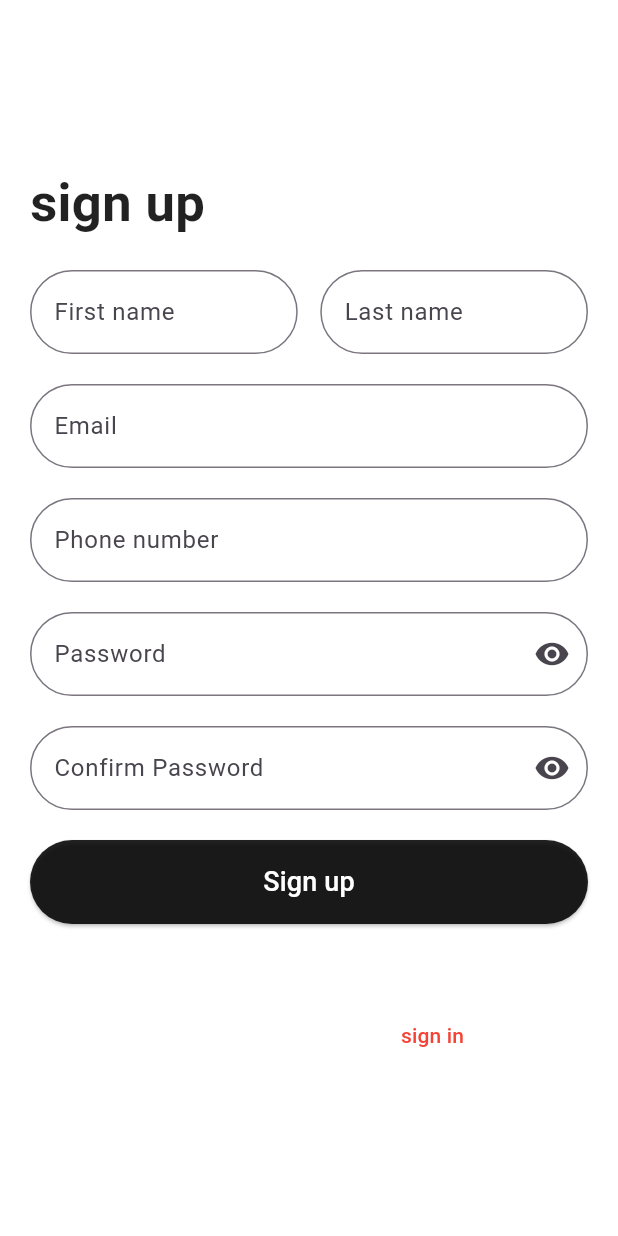
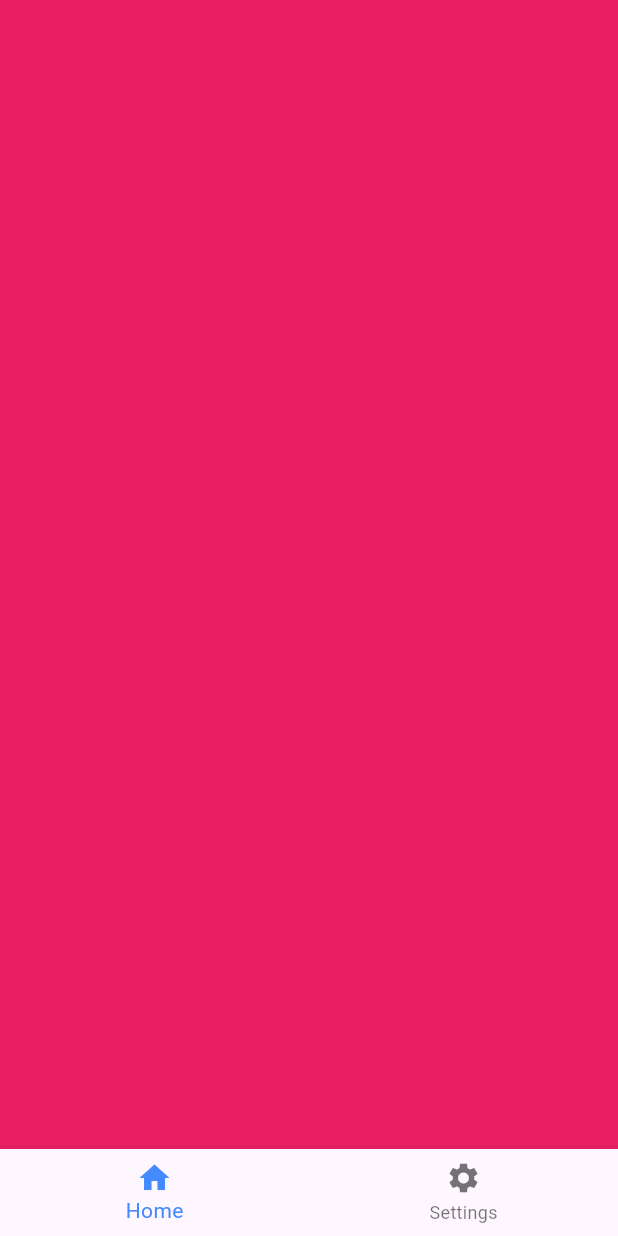
Before and after one commit to Abin-Eldhose/git_colab, a Flutter app: the screen it shows after launch, on a phone screen of 412 x 824 dp. Run offline on Flutter 3.47's test engine with Material 3 defaults, Android fonts, the phone set to English and light mode, and no system bars.

Commit message:
add bottum navbar

```diff
--- /dev/null
+++ b/lib/bottom_nav_bar.dart
@@ -0,0 +1,39 @@
+import 'package:flutter/material.dart';
+import 'package:git_colab/pages/home_page.dart';
+import 'package:git_colab/pages/settings_page.dart';
+
+class BottomNavBar extends StatefulWidget {
+  const BottomNavBar({super.key});
+
+  @override
+  State<BottomNavBar> createState() => _BottomNavBarState();
+}
+
+class _BottomNavBarState extends State<BottomNavBar> {
+  int selectedindex = 0;
+
+  List<Widget> pages = [
+    const HomePage(),
+    const SettingsPage(),
+  ];
+  @override
+  Widget build(BuildContext context) {
+    return Scaffold(
+      body: pages[selectedindex],
+      bottomNavigationBar: BottomNavigationBar(
+          type: BottomNavigationBarType.fixed,
+          selectedItemColor: Colors.blueAccent,
+          currentIndex: selectedindex,
+          onTap: (index) {
+            setState(() {
+              selectedindex = index;
+            });
+          },
+          items: const [
+            BottomNavigationBarItem(icon: Icon(Icons.home), label: "Home"),
+            BottomNavigationBarItem(
+                icon: Icon(Icons.settings), label: "Settings"),
+          ]),
+    );
+  }
+}
--- a/lib/main.dart
+++ b/lib/main.dart
@@ -1,4 +1,5 @@
 import 'package:flutter/material.dart';
+import 'package:git_colab/bottom_nav_bar.dart';
 
 import 'package:git_colab/sign_up_page.dart';
 
@@ -19,7 +20,7 @@ class MyApp extends StatelessWidget {
         colorScheme: ColorScheme.fromSeed(seedColor: Colors.deepPurple),
         useMaterial3: true,
       ),
-      home: const SignUpPage(),
+      home: const BottomNavBar(),
     );
   }
 }
--- /dev/null
+++ b/lib/pages/home_page.dart
@@ -0,0 +1,12 @@
+import 'package:flutter/material.dart';
+
+class HomePage extends StatelessWidget {
+  const HomePage({super.key});
+
+  @override
+  Widget build(BuildContext context) {
+    return const Scaffold(
+      backgroundColor: Colors.pink,
+    );
+  }
+}
--- /dev/null
+++ b/lib/pages/settings_page.dart
@@ -0,0 +1,12 @@
+import 'package:flutter/material.dart';
+
+class SettingsPage extends StatelessWidget {
+  const SettingsPage({super.key});
+
+  @override
+  Widget build(BuildContext context) {
+    return const Scaffold(
+      backgroundColor: Colors.amber,
+    );
+  }
+}
--- a/lib/sign_up_page.dart
+++ b/lib/sign_up_page.dart
@@ -109,9 +109,7 @@ class SignUpPage extends StatelessWidget {
                 children: [
                   const Text(
                     "Already have an account?",
-                    style: TextStyle(
-                        color: Color.fromARGB(179, 255, 255, 255),
-                        fontSize: 14),
+                    style: TextStyle(color: Colors.black87, fontSize: 14),
                   ),
                   TextButton(
                       onPressed: () {
```
